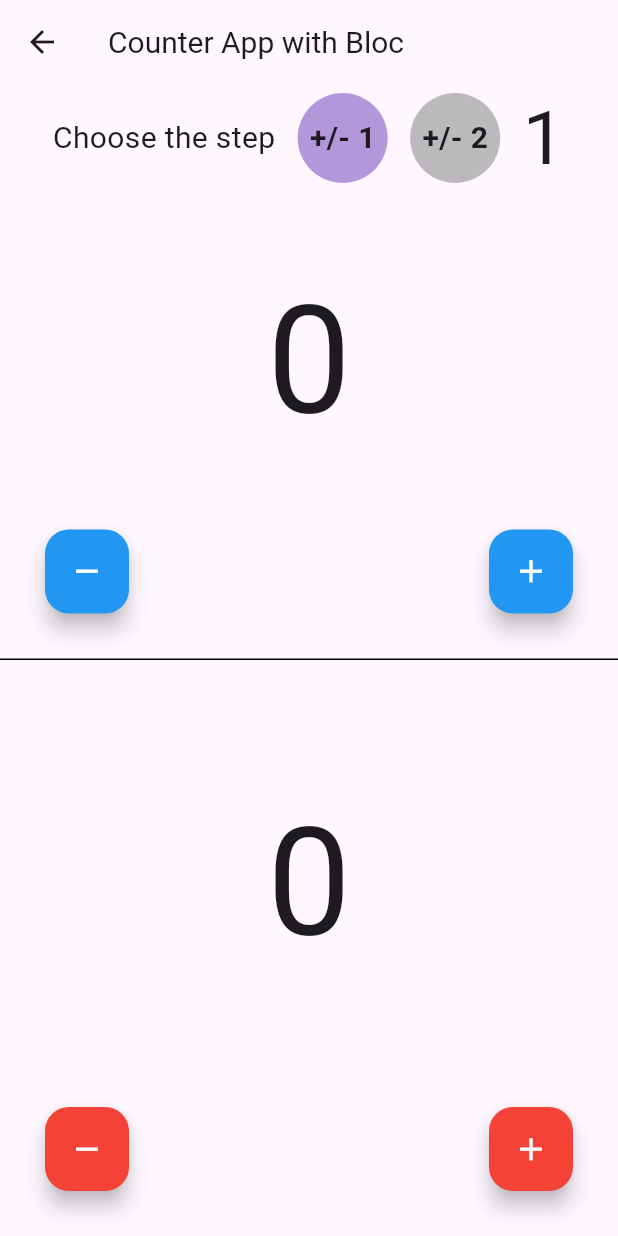
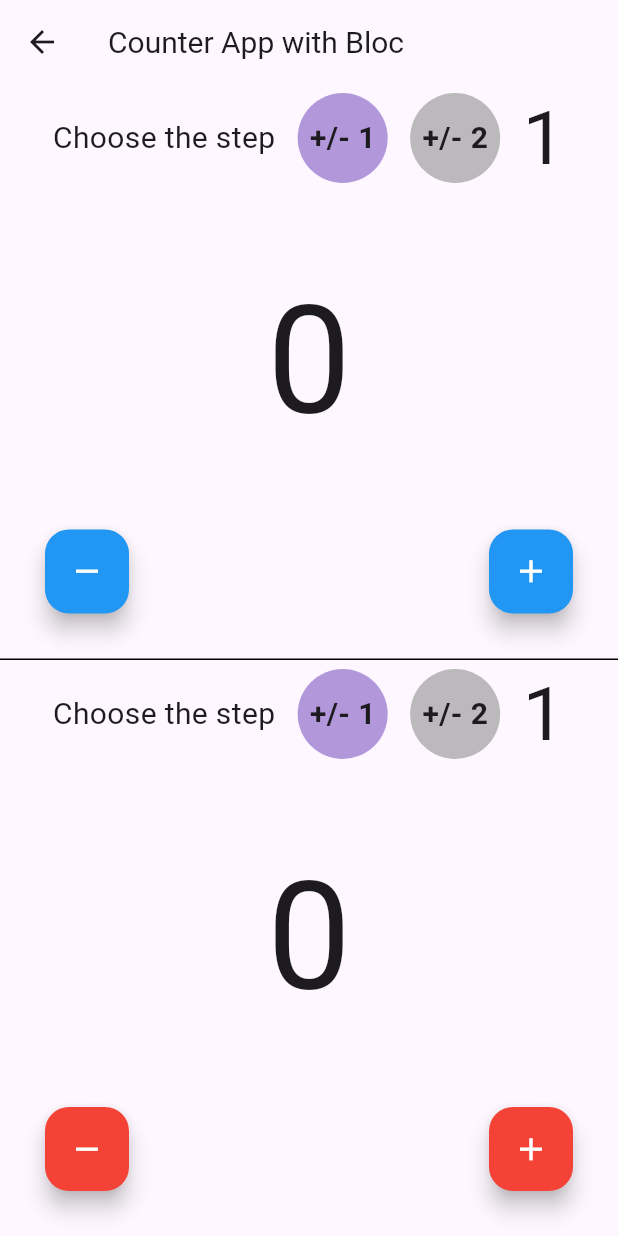
Before and after one commit to JuaniPhet/Formation_Flutter, a Flutter app: the CounterScreen screen opened directly, on a phone screen of 412 x 824 dp. Run offline on Flutter 3.47's test engine with Material 3 defaults, Android fonts, the phone set to English and light mode, and no system bars; our stand-ins replace bloc, dio, flutter_bloc, gap.

Commit message:
fix counter with bloc

```diff
--- a/lib/counter/counter_screen.dart
+++ b/lib/counter/counter_screen.dart
@@ -2,7 +2,7 @@ import 'package:flutter/material.dart';
 import 'package:gap/gap.dart';
 import 'package:flutter_bloc/flutter_bloc.dart';
 import 'package:flutter_third/counter/business_logic/blocs/counter_bloc/counter_bloc.dart';
-import 'package:flutter_third/counter/business_logic/blocs/foot_bloc/foot_bloc.dart';
+import 'package:flutter_third/counter/business_logic/blocs/counter_bloc/foot_bloc.dart';
 
 class CounterScreen extends StatelessWidget {
   CounterScreen({super.key});
@@ -54,6 +54,7 @@ class CounterScreen extends StatelessWidget {
                             footBloc1.add(OneFoot());
                           },
                           child: BlocBuilder<FootBloc, FootState>(
+                            bloc: footBloc1,
                             builder: (context, state) {
                               return Container(
                                 alignment: Alignment.center,
@@ -83,6 +84,7 @@ class CounterScreen extends StatelessWidget {
                             footBloc1.add(TwoFoot());
                           },
                           child: BlocBuilder<FootBloc, FootState>(
+                            bloc: footBloc1,
                             builder: (context, state) {
                               return Container(
                                 alignment: Alignment.center,
@@ -108,6 +110,7 @@ class CounterScreen extends StatelessWidget {
                         const Gap(15),
                         Center(
                           child: BlocBuilder<FootBloc, FootState>(
+                            bloc: footBloc1,
                             builder: (context, state) {
                               return Text(
                                 "${footBloc1.state.foot}",
@@ -148,12 +151,12 @@ class CounterScreen extends StatelessWidget {
                         FloatingActionButton(
                           heroTag: "decrement1",
                           onPressed: () {
-                            // for (var i = 0; i < footBloc1.state.foot; i++) {
+                            for (var i = 0; i < footBloc1.state.foot; i++) {
                               // context
                               //     .read<CounterBloc>()
                               //     .add(DecrementCounterEvent());
                               counterBloc1.add(DecrementCounterEvent());
-                            // }
+                            }
                           },
                           backgroundColor: Colors.blue,
                           child: const Icon(
@@ -166,12 +169,12 @@ class CounterScreen extends StatelessWidget {
                         FloatingActionButton(
                           heroTag: "increment1",
                           onPressed: () {
-                            // for (var i = 0; i < footBloc1.state.foot; i++) {
+                            for (var i = 0; i < footBloc1.state.foot; i++) {
                               // context
                               //     .read<CounterBloc>()
                               //     .add(IncrementCounterEvent());
                               counterBloc1.add(IncrementCounterEvent());
-                            // }
+                            }
                           },
                           backgroundColor: Colors.blue,
                           child: const Icon(
@@ -191,93 +194,96 @@ class CounterScreen extends StatelessWidget {
             child: Container(
               child: Column(
                 children: [
-                  // Padding(
-                  //   padding: const EdgeInsets.symmetric(
-                  //     horizontal: 15,
-                  //   ),
-                  //   child: Row(
-                  //     mainAxisAlignment: MainAxisAlignment.center,
-                  //     children: [
-                  //       const Text(
-                  //         "Choose the step",
-                  //         style: TextStyle(
-                  //           fontSize: 20,
-                  //         ),
-                  //       ),
-                  //       const Gap(15),
-                  //       InkWell(
-                  //         onTap: () {
-                  //           // context.read<FootBloc>().add(OneFoot());
-                  //           footBloc2.add(OneFoot());
-                  //         },
-                  //         child: BlocBuilder<FootBloc, FootState>(
-                  //           builder: (context, state) {
-                  //             return Container(
-                  //               alignment: Alignment.center,
-                  //               width: 60,
-                  //               height: 60,
-                  //               decoration: BoxDecoration(
-                  //                 color: footBloc2.state.foot == 1
-                  //                     ? Colors.deepPurple.withOpacity(0.5)
-                  //                     : Colors.grey.withOpacity(0.7),
-                  //                 borderRadius: BorderRadius.circular(30),
-                  //               ),
-                  //               child: const Text(
-                  //                 "+/- 1",
-                  //                 style: TextStyle(
-                  //                   fontSize: 20,
-                  //                   fontWeight: FontWeight.w600,
-                  //                 ),
-                  //               ),
-                  //             );
-                  //           },
-                  //         ),
-                  //       ),
-                  //       const Gap(15),
-                  //       InkWell(
-                  //         onTap: () {
-                  //           // context.read<FootBloc>().add(TwoFoot());
-                  //           footBloc2.add(TwoFoot());
-                  //         },
-                  //         child: BlocBuilder<FootBloc, FootState>(
-                  //           builder: (context, state) {
-                  //             return Container(
-                  //               alignment: Alignment.center,
-                  //               width: 60,
-                  //               height: 60,
-                  //               decoration: BoxDecoration(
-                  //                 color: footBloc2.state.foot == 2
-                  //                     ? Colors.deepPurple.withOpacity(0.5)
-                  //                     : Colors.grey.withOpacity(0.7),
-                  //                 borderRadius: BorderRadius.circular(30),
-                  //               ),
-                  //               child: const Text(
-                  //                 "+/- 2",
-                  //                 style: TextStyle(
-                  //                   fontSize: 20,
-                  //                   fontWeight: FontWeight.w600,
-                  //                 ),
-                  //               ),
-                  //             );
-                  //           },
-                  //         ),
-                  //       ),
-                  //       const Gap(15),
-                  //       Center(
-                  //         child: BlocBuilder<FootBloc, FootState>(
-                  //           builder: (context, state) {
-                  //             return Text(
-                  //               "${footBloc2.state.foot}",
-                  //               style: const TextStyle(
-                  //                 fontSize: 50,
-                  //               ),
-                  //             );
-                  //           },
-                  //         ),
-                  //       ),
-                  //     ],
-                  //   ),
-                  // ),
+                  Padding(
+                    padding: const EdgeInsets.symmetric(
+                      horizontal: 15,
+                    ),
+                    child: Row(
+                      mainAxisAlignment: MainAxisAlignment.center,
+                      children: [
+                        const Text(
+                          "Choose the step",
+                          style: TextStyle(
+                            fontSize: 20,
+                          ),
+                        ),
+                        const Gap(15),
+                        InkWell(
+                          onTap: () {
+                            // context.read<FootBloc>().add(OneFoot());
+                            footBloc2.add(OneFoot());
+                          },
+                          child: BlocBuilder<FootBloc, FootState>(
+                            bloc: footBloc2,
+                            builder: (context, state) {
+                              return Container(
+                                alignment: Alignment.center,
+                                width: 60,
+                                height: 60,
+                                decoration: BoxDecoration(
+                                  color: footBloc2.state.foot == 1
+                                      ? Colors.deepPurple.withOpacity(0.5)
+                                      : Colors.grey.withOpacity(0.7),
+                                  borderRadius: BorderRadius.circular(30),
+                                ),
+                                child: const Text(
+                                  "+/- 1",
+                                  style: TextStyle(
+                                    fontSize: 20,
+                                    fontWeight: FontWeight.w600,
+                                  ),
+                                ),
+                              );
+                            },
+                          ),
+                        ),
+                        const Gap(15),
+                        InkWell(
+                          onTap: () {
+                            // context.read<FootBloc>().add(TwoFoot());
+                            footBloc2.add(TwoFoot());
+                          },
+                          child: BlocBuilder<FootBloc, FootState>(
+                            bloc: footBloc2,
+                            builder: (context, state) {
+                              return Container(
+                                alignment: Alignment.center,
+                                width: 60,
+                                height: 60,
+                                decoration: BoxDecoration(
+                                  color: footBloc2.state.foot == 2
+                                      ? Colors.deepPurple.withOpacity(0.5)
+                                      : Colors.grey.withOpacity(0.7),
+                                  borderRadius: BorderRadius.circular(30),
+                                ),
+                                child: const Text(
+                                  "+/- 2",
+                                  style: TextStyle(
+                                    fontSize: 20,
+                                    fontWeight: FontWeight.w600,
+                                  ),
+                                ),
+                              );
+                            },
+                          ),
+                        ),
+                        const Gap(15),
+                        Center(
+                          child: BlocBuilder<FootBloc, FootState>(
+                            bloc: footBloc2,
+                            builder: (context, state) {
+                              return Text(
+                                "${footBloc2.state.foot}",
+                                style: const TextStyle(
+                                  fontSize: 50,
+                                ),
+                              );
+                            },
+                          ),
+                        ),
+                      ],
+                    ),
+                  ),
                   const Spacer(),
                   Center(
                     child: BlocBuilder<CounterBloc, CounterState>(
@@ -305,12 +311,12 @@ class CounterScreen extends StatelessWidget {
                         FloatingActionButton(
                           heroTag: "decrement2",
                           onPressed: () {
-                            // for (var i = 0; i < footBloc2.state.foot; i++) {
+                            for (var i = 0; i < footBloc2.state.foot; i++) {
                               // context
                               //     .read<CounterBloc>()
                               //     .add(DecrementCounterEvent());
                               counterBloc2.add(DecrementCounterEvent());
-                            // }
+                            }
                           },
                           backgroundColor: Colors.red,
                           child: const Icon(
@@ -323,12 +329,12 @@ class CounterScreen extends StatelessWidget {
                         FloatingActionButton(
                           heroTag: "increment2",
                           onPressed: () {
-                            // for (var i = 0; i < footBloc2.state.foot; i++) {
+                            for (var i = 0; i < footBloc2.state.foot; i++) {
                               // context
                               //     .read<CounterBloc>()
                               //     .add(IncrementCounterEvent());
                               counterBloc2.add(IncrementCounterEvent());
-                            // }
+                            }
                           },
                           backgroundColor: Colors.red,
                           child: const Icon(
--- a/lib/main.dart
+++ b/lib/main.dart
@@ -1,7 +1,7 @@
 import 'package:flutter/material.dart';
 import 'package:flutter_bloc/flutter_bloc.dart';
 import 'package:flutter_third/counter/business_logic/blocs/counter_bloc/counter_bloc.dart';
-import 'package:flutter_third/counter/business_logic/blocs/foot_bloc/foot_bloc.dart';
+import 'package:flutter_third/counter/business_logic/blocs/counter_bloc/foot_bloc.dart';
 import 'application_screen.dart';
 
 void main() {
```
Also changed, not shown: lib/counter/business_logic/blocs/counter_bloc/foot_bloc.dart (renamed from lib/counter/business_logic/blocs/foot_bloc/foot_bloc.dart), lib/counter/business_logic/blocs/counter_bloc/foot_event.dart (renamed from lib/counter/business_logic/blocs/foot_bloc/foot_event.dart), lib/counter/business_logic/blocs/counter_bloc/foot_state.dart (renamed from lib/counter/business_logic/blocs/foot_bloc/foot_state.dart). Lines whose indentation alone changed are shown as unchanged.
